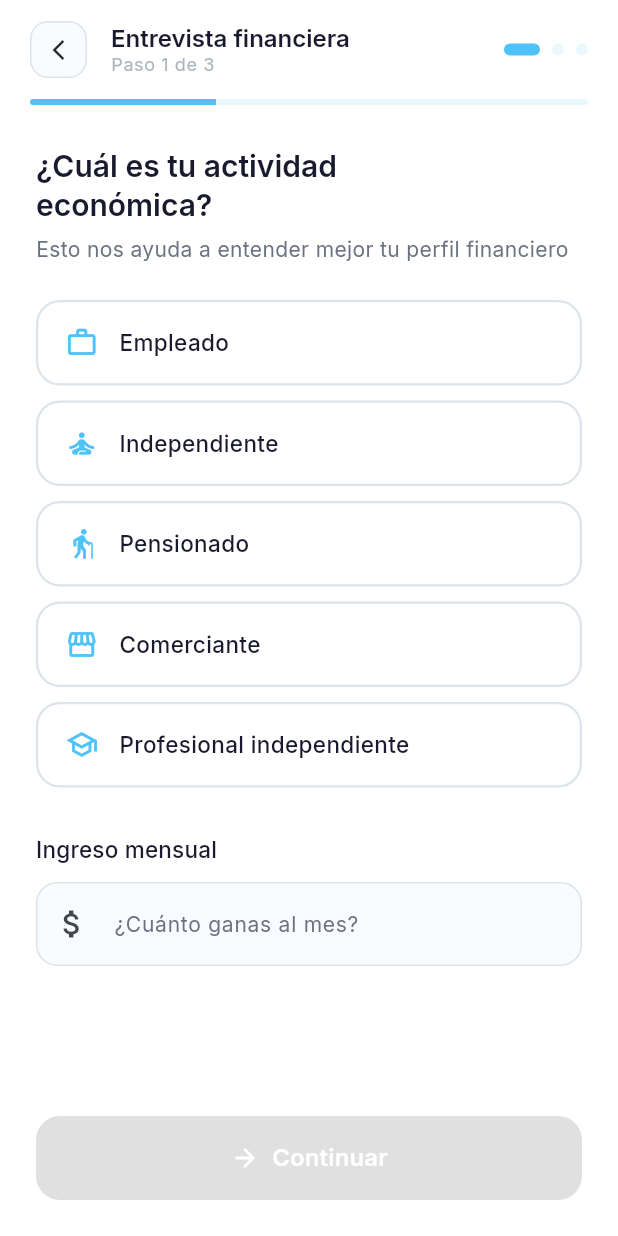
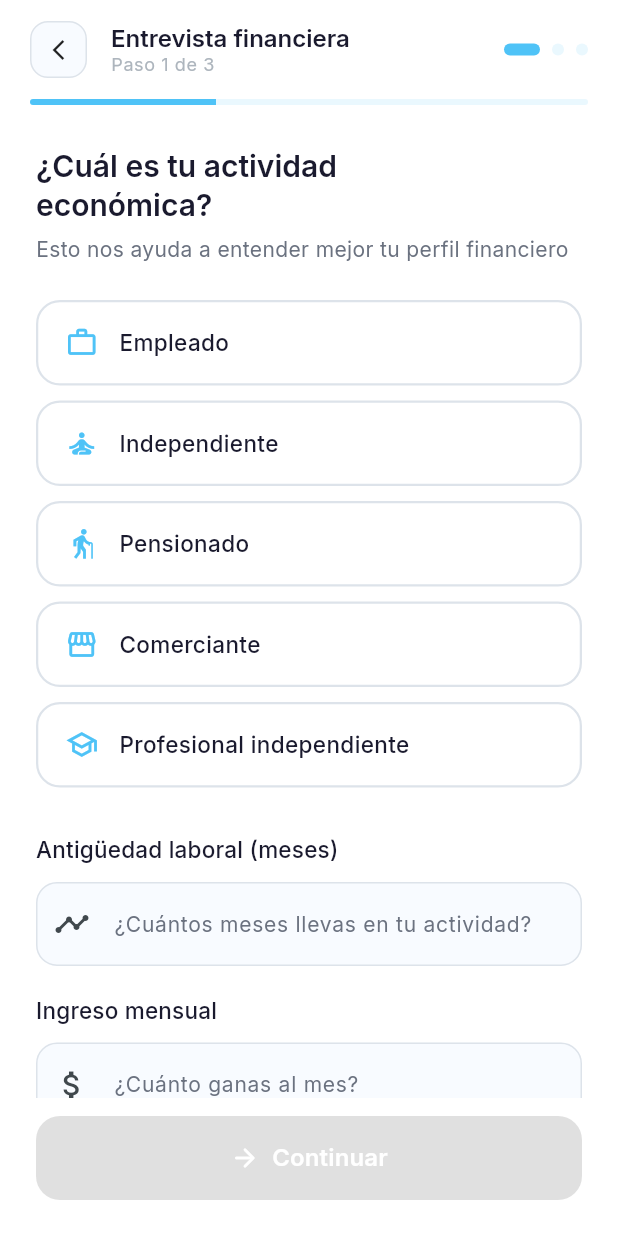
Before and after one commit to kesticar92/RiskMobile, a Flutter app: the InterviewScreen screen opened by its route, on a phone screen of 412 x 824 dp. Run offline on Flutter 3.47's test engine with Material 3 defaults, Android fonts, the phone set to English and light mode, and no system bars; drawn by our look-alikes of flutter_animate, smooth_page_indicator; our stand-ins replace cloud_firestore, file_picker, firebase_auth, firebase_core, flutter_riverpod, go_router and 3 more; accounts and stored records are empty.

Commit message:
feat(interview): completar RF05, RF10 y RF07
Agrega contrato y antigüedad en paso 1, saldo pendiente y validaciones en obligaciones, y validación de monto/tipo de crédito en paso 3. Actualiza el resumen del entregable con el avance de la sesión.

Made-with: Cursor

```diff
--- a/lib/features/interview/presentation/screens/interview_screen.dart
+++ b/lib/features/interview/presentation/screens/interview_screen.dart
@@ -1,4 +1,5 @@
 import 'package:flutter/material.dart';
+import 'package:flutter/services.dart';
 import 'package:flutter_animate/flutter_animate.dart';
 import 'package:flutter_riverpod/flutter_riverpod.dart';
 import 'package:go_router/go_router.dart';
@@ -26,6 +27,8 @@ class _InterviewScreenState extends ConsumerState<InterviewScreen> {
 
   // Step 1 — Actividad económica
   String? _selectedActivity;
+  String? _selectedContractType;
+  final _seniorityCtrl = TextEditingController();
   final _incomeCtrl = TextEditingController();
 
   // Step 2 — Obligaciones
@@ -41,6 +44,7 @@ class _InterviewScreenState extends ConsumerState<InterviewScreen> {
   @override
   void dispose() {
     _pageController.dispose();
+    _seniorityCtrl.dispose();
     _incomeCtrl.dispose();
     _desiredAmountCtrl.dispose();
     super.dispose();
@@ -81,6 +85,8 @@ class _InterviewScreenState extends ConsumerState<InterviewScreen> {
         clientId: uid,
         clientName: userData?.name ?? 'Cliente',
         economicActivity: _selectedActivity ?? '',
+        contractType: _selectedContractType,
+        seniorityMonths: int.tryParse(_seniorityCtrl.text.replaceAll(',', '')) ?? 0,
         monthlyIncome: double.tryParse(_incomeCtrl.text.replaceAll(',', '')) ?? 0,
         obligations: _hasObligations ? _obligations : [],
         desiredAmount: double.tryParse(_desiredAmountCtrl.text.replaceAll(',', '')) ?? 0,
@@ -180,14 +186,29 @@ class _InterviewScreenState extends ConsumerState<InterviewScreen> {
                 children: [
                   _ActivityPage(
                     selectedActivity: _selectedActivity,
+                    selectedContractType: _selectedContractType,
+                    seniorityCtrl: _seniorityCtrl,
                     incomeCtrl: _incomeCtrl,
-                    onActivitySelected: (a) => setState(() => _selectedActivity = a),
+                    onActivitySelected: (a) => setState(() {
+                      _selectedActivity = a;
+                      if (a != 'Empleado' &&
+                          a != 'Profesional independiente') {
+                        _selectedContractType = null;
+                      }
+                    }),
+                    onContractTypeSelected: (v) =>
+                        setState(() => _selectedContractType = v),
                   ),
                   _ObligationsPage(
                     hasObligations: _hasObligations,
                     obligations: _obligations,
                     onHasObligationsChanged: (v) =>
-                        setState(() => _hasObligations = v),
+                        setState(() {
+                          _hasObligations = v;
+                          if (!v) {
+                            _obligations.clear();
+                          }
+                        }),
                     onObligationsChanged: (list) =>
                         setState(() => _obligations
                           ..clear()
@@ -223,14 +244,29 @@ class _InterviewScreenState extends ConsumerState<InterviewScreen> {
   }
 
   bool get _canProceed {
+    final income = double.tryParse(_incomeCtrl.text.replaceAll(',', '').trim()) ?? -1;
+    final seniority =
+        int.tryParse(_seniorityCtrl.text.replaceAll(',', '').trim()) ?? 0;
+    final desiredAmount =
+        double.tryParse(_desiredAmountCtrl.text.replaceAll(',', '').trim()) ?? -1;
+    final needsContract = _selectedActivity == 'Empleado' ||
+        _selectedActivity == 'Profesional independiente';
+
     switch (_currentPage) {
       case 0:
         return _selectedActivity != null &&
-            (_incomeCtrl.text.trim().isNotEmpty);
+            income >= 0 &&
+            seniority >= 0 &&
+            (!needsContract || _selectedContractType != null);
       case 1:
-        return true;
+        if (!_hasObligations) return true;
+        if (_obligations.isEmpty) return false;
+        return _obligations.every((o) =>
+            o.entity.trim().length >= 2 &&
+            o.creditType.trim().isNotEmpty &&
+            o.monthlyPayment > 0);
       case 2:
-        return true;
+        return desiredAmount >= 0 && _selectedCreditType != null;
       default:
         return false;
     }
@@ -240,13 +276,19 @@ class _InterviewScreenState extends ConsumerState<InterviewScreen> {
 // ---- Page 1: Economic Activity ----
 class _ActivityPage extends StatelessWidget {
   final String? selectedActivity;
+  final String? selectedContractType;
+  final TextEditingController seniorityCtrl;
   final TextEditingController incomeCtrl;
   final ValueChanged<String> onActivitySelected;
+  final ValueChanged<String?> onContractTypeSelected;
 
   const _ActivityPage({
     required this.selectedActivity,
+    required this.selectedContractType,
+    required this.seniorityCtrl,
     required this.incomeCtrl,
     required this.onActivitySelected,
+    required this.onContractTypeSelected,
   });
 
   @override
@@ -319,11 +361,51 @@ class _ActivityPage extends StatelessWidget {
             );
           }),
           const SizedBox(height: 20),
+          if (selectedActivity == 'Empleado' ||
+              selectedActivity == 'Profesional independiente') ...[
+            Text('Tipo de contrato', style: Theme.of(context).textTheme.titleMedium),
+            const SizedBox(height: 10),
+            DropdownButtonFormField<String>(
+              value: selectedContractType,
+              decoration: const InputDecoration(
+                labelText: 'Selecciona tu tipo de contrato',
+                prefixIcon: Icon(Icons.badge_outlined),
+              ),
+              items: const [
+                DropdownMenuItem(
+                    value: 'Término indefinido', child: Text('Término indefinido')),
+                DropdownMenuItem(
+                    value: 'Término fijo', child: Text('Término fijo')),
+                DropdownMenuItem(
+                    value: 'Prestación de servicios',
+                    child: Text('Prestación de servicios')),
+                DropdownMenuItem(
+                    value: 'Independiente', child: Text('Independiente')),
+              ],
+              onChanged: onContractTypeSelected,
+            ),
+            const SizedBox(height: 18),
+          ],
+          Text('Antigüedad laboral (meses)',
+              style: Theme.of(context).textTheme.titleMedium),
+          const SizedBox(height: 10),
+          TextFormField(
+            controller: seniorityCtrl,
+            keyboardType: TextInputType.number,
+            inputFormatters: [FilteringTextInputFormatter.digitsOnly],
+            decoration: const InputDecoration(
+              labelText: '¿Cuántos meses llevas en tu actividad?',
+              prefixIcon: Icon(Icons.timeline_outlined),
+              hintText: '0',
+            ),
+          ),
+          const SizedBox(height: 18),
           Text('Ingreso mensual', style: Theme.of(context).textTheme.titleMedium),
           const SizedBox(height: 10),
           TextFormField(
             controller: incomeCtrl,
             keyboardType: TextInputType.number,
+            inputFormatters: [FilteringTextInputFormatter.digitsOnly],
             decoration: const InputDecoration(
               labelText: '¿Cuánto ganas al mes?',
               prefixIcon: Icon(Icons.attach_money),
@@ -532,6 +614,7 @@ class _AddObligationSheet extends StatefulWidget {
 class _AddObligationSheetState extends State<_AddObligationSheet> {
   final _entityCtrl = TextEditingController();
   final _paymentCtrl = TextEditingController();
+  final _balanceCtrl = TextEditingController();
   String _type = AppConstants.creditTypes.first;
 
   @override
@@ -585,9 +668,21 @@ class _AddObligationSheetState extends State<_AddObligationSheet> {
           TextFormField(
             controller: _paymentCtrl,
             keyboardType: TextInputType.number,
+            inputFormatters: [FilteringTextInputFormatter.digitsOnly],
             decoration: const InputDecoration(
               labelText: 'Cuota mensual',
               prefixIcon: Icon(Icons.attach_money),
+              prefixText: '\$ ',
+            ),
+          ),
+          const SizedBox(height: 12),
+          TextFormField(
+            controller: _balanceCtrl,
+            keyboardType: TextInputType.number,
+            inputFormatters: [FilteringTextInputFormatter.digitsOnly],
+            decoration: const InputDecoration(
+              labelText: 'Saldo pendiente (opcional)',
+              prefixIcon: Icon(Icons.account_balance_wallet_outlined),
               prefixText: '\$ ',
             ),
           ),
@@ -595,10 +690,25 @@ class _AddObligationSheetState extends State<_AddObligationSheet> {
           GradientButton(
             label: 'Agregar',
             onPressed: () {
+              final entity = _entityCtrl.text.trim();
+              final payment = double.tryParse(_paymentCtrl.text) ?? 0;
+              final balance = _balanceCtrl.text.trim().isEmpty
+                  ? null
+                  : (double.tryParse(_balanceCtrl.text) ?? 0);
+              if (entity.length < 2 || payment <= 0) {
+                ScaffoldMessenger.of(context).showSnackBar(
+                  const SnackBar(
+                    content: Text(
+                        'Completa entidad y cuota mensual con valores válidos.'),
+                  ),
+                );
+                return;
+              }
               final ob = FinancialObligation(
-                entity: _entityCtrl.text,
+                entity: entity,
                 creditType: _type,
-                monthlyPayment: double.tryParse(_paymentCtrl.text) ?? 0,
+                monthlyPayment: payment,
+                balance: balance,
               );
               widget.onAdd(ob);
               Navigator.pop(context);
@@ -647,6 +757,7 @@ class _IntentionPage extends StatelessWidget {
                 TextFormField(
                   controller: desiredAmountCtrl,
                   keyboardType: TextInputType.number,
+                  inputFormatters: [FilteringTextInputFormatter.digitsOnly],
                   decoration: const InputDecoration(
                     hintText: 'Ej: 20000000',
                     prefixText: '\$ ',
--- a/lib/shared/models/financial_profile_model.dart
+++ b/lib/shared/models/financial_profile_model.dart
@@ -36,6 +36,8 @@ class FinancialProfileModel {
 
   // Actividad económica
   final String economicActivity;
+  final String? contractType;
+  final int seniorityMonths;
   final double monthlyIncome;
 
   // Obligaciones
@@ -87,6 +89,8 @@ class FinancialProfileModel {
     required this.clientId,
     required this.clientName,
     required this.economicActivity,
+    this.contractType,
+    this.seniorityMonths = 0,
     required this.monthlyIncome,
     required this.obligations,
     this.desiredAmount = 0,
@@ -105,6 +109,8 @@ class FinancialProfileModel {
       clientId: d['clientId'] ?? '',
       clientName: d['clientName'] ?? '',
       economicActivity: d['economicActivity'] ?? '',
+      contractType: d['contractType'],
+      seniorityMonths: (d['seniorityMonths'] ?? 0).toInt(),
       monthlyIncome: (d['monthlyIncome'] ?? 0).toDouble(),
       obligations: (d['obligations'] as List<dynamic>? ?? [])
           .map((o) => FinancialObligation.fromMap(o as Map<String, dynamic>))
@@ -124,6 +130,8 @@ class FinancialProfileModel {
       'clientId': clientId,
       'clientName': clientName,
       'economicActivity': economicActivity,
+      'contractType': contractType,
+      'seniorityMonths': seniorityMonths,
       'monthlyIncome': monthlyIncome,
       'obligations': obligations.map((o) => o.toMap()).toList(),
       'totalMonthlyPayments': totalMonthlyPayments,
```
Also changed, not shown: 1 other file.
